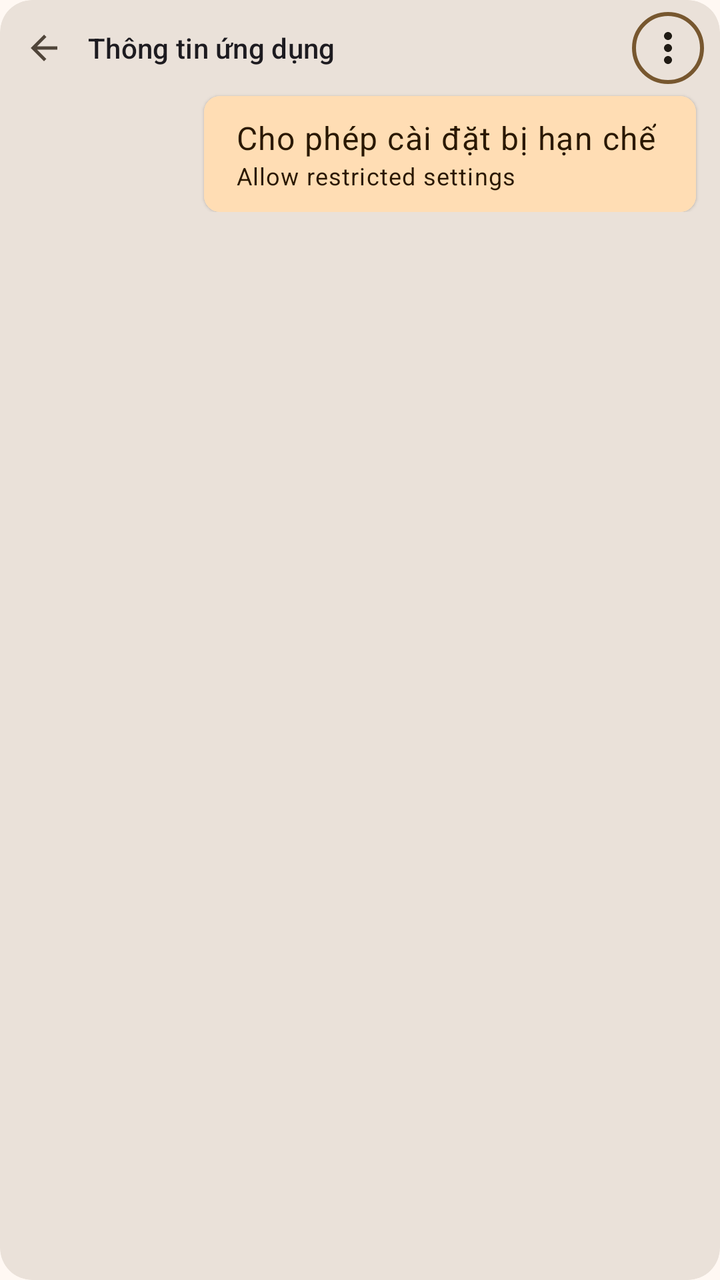
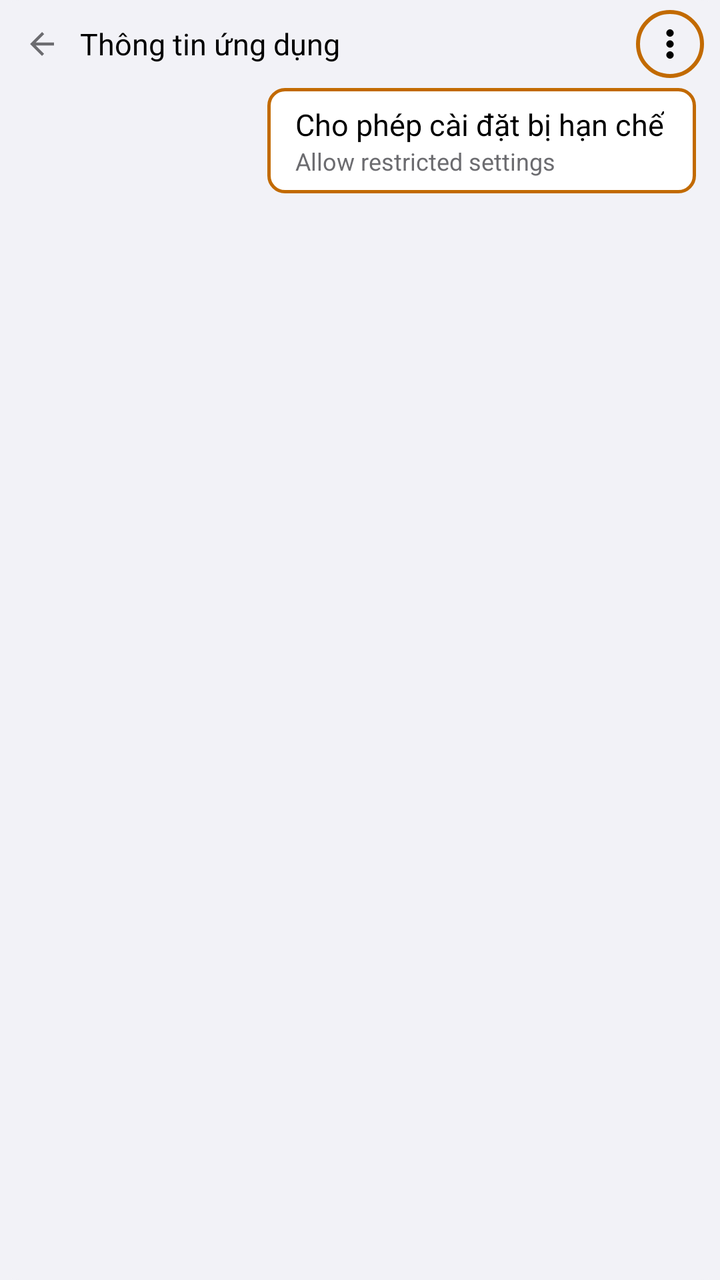

Screens rendered from an Android XML layout before and after an edit, with the pre-edit source and the edit as a unified diff.
<!-- AndroidManifest.xml: application theme Theme.PaperScreen -->
<!-- res/layout/view_restricted_illustration.xml -->
<?xml version="1.0" encoding="utf-8"?>
<com.google.android.material.card.MaterialCardView xmlns:android="http://schemas.android.com/apk/res/android"
    xmlns:app="http://schemas.android.com/apk/res-auto"
    style="@style/Widget.Material3.CardView.Filled"
    android:layout_width="match_parent"
    android:layout_height="wrap_content"
    android:contentDescription="@string/restricted_illustration"
    android:focusable="true"
    android:importantForAccessibility="yes"
    app:cardBackgroundColor="?attr/colorSurfaceContainerHighest"
    app:cardCornerRadius="16dp">

    <LinearLayout
        android:layout_width="match_parent"
        android:layout_height="wrap_content"
        android:importantForAccessibility="noHideDescendants"
        android:orientation="vertical"
        android:paddingBottom="12dp">

        <LinearLayout
            android:layout_width="match_parent"
            android:layout_height="48dp"
            android:gravity="center_vertical"
            android:orientation="horizontal"
            android:paddingStart="12dp"
            android:paddingEnd="8dp">

            <ImageView
                android:layout_width="20dp"
                android:layout_height="20dp"
                android:src="@drawable/ic_arrow_back"
                app:tint="?attr/colorOnSurfaceVariant" />

            <TextView
                android:layout_width="0dp"
                android:layout_height="wrap_content"
                android:layout_marginStart="12dp"
                android:layout_weight="1"
                android:text="@string/restricted_mock_title"
                android:textAppearance="?attr/textAppearanceTitleSmall" />

            
            <ImageView
                android:layout_width="36dp"
                android:layout_height="36dp"
                android:background="@drawable/illustration_highlight_ring"
                android:padding="6dp"
                android:src="@drawable/ic_more_vert"
                app:tint="?attr/colorOnSurface" />
        </LinearLayout>

        <com.google.android.material.card.MaterialCardView
            style="@style/Widget.Material3.CardView.Elevated"
            android:layout_width="wrap_content"
            android:layout_height="wrap_content"
            android:layout_gravity="end"
            android:layout_marginEnd="12dp"
            app:cardCornerRadius="8dp">

            <LinearLayout
                android:layout_width="wrap_content"
                android:layout_height="wrap_content"
                android:background="?attr/colorPrimaryContainer"
                android:orientation="vertical"
                android:paddingStart="16dp"
                android:paddingTop="10dp"
                android:paddingEnd="20dp"
                android:paddingBottom="10dp">

                <TextView
                    android:layout_width="wrap_content"
                    android:layout_height="wrap_content"
                    android:text="@string/restricted_mock_item"
                    android:textAppearance="?attr/textAppearanceBodyLarge"
                    android:textColor="?attr/colorOnPrimaryContainer" />

                <TextView
                    android:layout_width="wrap_content"
                    android:layout_height="wrap_content"
                    android:text="@string/restricted_mock_item_en"
                    android:textAppearance="?attr/textAppearanceBodySmall"
                    android:textColor="?attr/colorOnPrimaryContainer" />
            </LinearLayout>
        </com.google.android.material.card.MaterialCardView>
    </LinearLayout>
</com.google.android.material.card.MaterialCardView>
<!-- resources referenced by this layout -->
<resources>
  <!-- drawable illustration_highlight_ring (drawable) -->
  <?xml version="1.0" encoding="utf-8"?>
  <shape xmlns:android="http://schemas.android.com/apk/res/android"
      android:shape="oval">
      <stroke
          android:width="2dp"
          android:color="?attr/colorPrimary" />
  </shape>
  <string name="restricted_mock_item">Cho phép cài đặt bị hạn chế</string>
  <string name="restricted_mock_item_en">Allow restricted settings</string>
  <string name="restricted_mock_title">Thông tin ứng dụng</string>
  <style name="Theme.PaperScreen" parent="Theme.Material3.DayNight.NoActionBar">
          <item name="colorPrimary">@color/md_primary</item>
          <item name="colorOnPrimary">@color/md_on_primary</item>
          <item name="colorPrimaryContainer">@color/md_primary_container</item>
          <item name="colorOnPrimaryContainer">@color/md_on_primary_container</item>
          <item name="colorSecondary">@color/md_secondary</item>
          <item name="colorOnSecondary">@color/md_on_secondary</item>
          <item name="colorSecondaryContainer">@color/md_secondary_container</item>
          <item name="colorOnSecondaryContainer">@color/md_on_secondary_container</item>
          <item name="colorTertiary">@color/md_tertiary</item>
          <item name="colorOnTertiary">@color/md_on_tertiary</item>
          <item name="colorTertiaryContainer">@color/md_tertiary_container</item>
          <item name="colorOnTertiaryContainer">@color/md_on_tertiary_container</item>
          <item name="colorError">@color/md_error</item>
          <item name="colorOnError">@color/md_on_error</item>
          <item name="android:colorBackground">@color/md_surface</item>
          <item name="colorOnBackground">@color/md_on_surface</item>
          <item name="colorSurface">@color/md_surface</item>
          <item name="colorOnSurface">@color/md_on_surface</item>
          <item name="colorSurfaceVariant">@color/md_surface_variant</item>
          <item name="colorOnSurfaceVariant">@color/md_on_surface_variant</item>
          <item name="colorOutline">@color/md_outline</item>
          <item name="colorOutlineVariant">@color/md_outline_variant</item>
          <item name="colorSurfaceContainerLowest">@color/md_surface_container_lowest</item>
          <item name="colorSurfaceContainerLow">@color/md_surface_container_low</item>
          <item name="colorSurfaceContainer">@color/md_surface_container</item>
          <item name="colorSurfaceContainerHigh">@color/md_surface_container_high</item>
          <item name="colorSurfaceContainerHighest">@color/md_surface_container_highest</item>
      </style>
  <color name="md_primary">#FF77572F</color>
  <color name="md_on_primary">#FFFFFFFF</color>
  <color name="md_primary_container">#FFFFDDB4</color>
  <color name="md_on_primary_container">#FF2A1800</color>
  <color name="md_secondary">#FF6D5C48</color>
  <color name="md_on_secondary">#FFFFFFFF</color>
  <color name="md_secondary_container">#FFF7DFC5</color>
  <color name="md_on_secondary_container">#FF261A0C</color>
  <color name="md_tertiary">#FF52643F</color>
  <color name="md_on_tertiary">#FFFFFFFF</color>
  <color name="md_tertiary_container">#FFD4EABB</color>
  <color name="md_on_tertiary_container">#FF111F04</color>
  <color name="md_error">#FFBA1A1A</color>
  <color name="md_on_error">#FFFFFFFF</color>
  <color name="md_surface">#FFFFF8F3</color>
  <color name="md_on_surface">#FF201B15</color>
  <color name="md_surface_variant">#FFF0E0D0</color>
  <color name="md_on_surface_variant">#FF50453A</color>
  <color name="md_outline">#FF827568</color>
  <color name="md_outline_variant">#FFD4C4B4</color>
  <color name="md_surface_container_lowest">#FFFFFFFF</color>
  <color name="md_surface_container_low">#FFFBF2EA</color>
  <color name="md_surface_container">#FFF5ECE4</color>
  <color name="md_surface_container_high">#FFEFE6DE</color>
  <color name="md_surface_container_highest">#FFEAE1D9</color>
  <!-- unchanged entries left out for length: 3 -->
</resources>

<!-- the commit's change to res/layout/view_restricted_illustration.xml (unified diff, before → after) -->
@@ -1,86 +1,73 @@
 <?xml version="1.0" encoding="utf-8"?>
-<com.google.android.material.card.MaterialCardView xmlns:android="http://schemas.android.com/apk/res/android"
+<LinearLayout xmlns:android="http://schemas.android.com/apk/res/android"
     xmlns:app="http://schemas.android.com/apk/res-auto"
-    style="@style/Widget.Material3.CardView.Filled"
     android:layout_width="match_parent"
     android:layout_height="wrap_content"
+    android:background="@drawable/bg_illustration"
     android:contentDescription="@string/restricted_illustration"
     android:focusable="true"
     android:importantForAccessibility="yes"
-    app:cardBackgroundColor="?attr/colorSurfaceContainerHighest"
-    app:cardCornerRadius="16dp">
+    android:orientation="vertical"
+    android:paddingBottom="12dp">
 
     <LinearLayout
         android:layout_width="match_parent"
+        android:layout_height="44dp"
+        android:gravity="center_vertical"
+        android:importantForAccessibility="noHideDescendants"
+        android:orientation="horizontal"
+        android:paddingStart="12dp"
+        android:paddingEnd="8dp">
+
+        <ImageView
+            android:layout_width="18dp"
+            android:layout_height="18dp"
+            android:src="@drawable/ic_arrow_back"
+            app:tint="@color/ios_secondary_label" />
+
+        <TextView
+            android:layout_width="0dp"
+            android:layout_height="wrap_content"
+            android:layout_marginStart="10dp"
+            android:layout_weight="1"
+            android:text="@string/restricted_mock_title"
+            android:textColor="@color/ios_label"
+            android:textSize="15sp" />
+
+        <ImageView
+            android:layout_width="34dp"
+            android:layout_height="34dp"
+            android:background="@drawable/illustration_highlight_ring"
+            android:padding="6dp"
+            android:src="@drawable/ic_more_vert"
+            app:tint="@color/ios_label" />
+    </LinearLayout>
+
+    <LinearLayout
+        android:layout_width="wrap_content"
         android:layout_height="wrap_content"
+        android:layout_gravity="end"
+        android:layout_marginEnd="12dp"
+        android:background="@drawable/bg_illustration_menu"
         android:importantForAccessibility="noHideDescendants"
         android:orientation="vertical"
-        android:paddingBottom="12dp">
+        android:paddingStart="14dp"
+        android:paddingTop="8dp"
+        android:paddingEnd="16dp"
+        android:paddingBottom="8dp">
 
-        <LinearLayout
-            android:layout_width="match_parent"
-            android:layout_height="48dp"
-            android:gravity="center_vertical"
-            android:orientation="horizontal"
-            android:paddingStart="12dp"
-            android:paddingEnd="8dp">
-
-            <ImageView
-                android:layout_width="20dp"
-                android:layout_height="20dp"
-                android:src="@drawable/ic_arrow_back"
-                app:tint="?attr/colorOnSurfaceVariant" />
-
-            <TextView
-                android:layout_width="0dp"
-                android:layout_height="wrap_content"
-                android:layout_marginStart="12dp"
-                android:layout_weight="1"
-                android:text="@string/restricted_mock_title"
-                android:textAppearance="?attr/textAppearanceTitleSmall" />
-
-            
-            <ImageView
-                android:layout_width="36dp"
-                android:layout_height="36dp"
-                android:background="@drawable/illustration_highlight_ring"
-                android:padding="6dp"
-                android:src="@drawable/ic_more_vert"
-                app:tint="?attr/colorOnSurface" />
-        </LinearLayout>
-
-        <com.google.android.material.card.MaterialCardView
-            style="@style/Widget.Material3.CardView.Elevated"
+        <TextView
             android:layout_width="wrap_content"
             android:layout_height="wrap_content"
-            android:layout_gravity="end"
-            android:layout_marginEnd="12dp"
-            app:cardCornerRadius="8dp">
+            android:text="@string/restricted_mock_item"
+            android:textColor="@color/ios_label"
+            android:textSize="15sp" />
 
-            <LinearLayout
-                android:layout_width="wrap_content"
-                android:layout_height="wrap_content"
-                android:background="?attr/colorPrimaryContainer"
-                android:orientation="vertical"
-                android:paddingStart="16dp"
-                android:paddingTop="10dp"
-                android:paddingEnd="20dp"
-                android:paddingBottom="10dp">
-
-                <TextView
-                    android:layout_width="wrap_content"
-                    android:layout_height="wrap_content"
-                    android:text="@string/restricted_mock_item"
-                    android:textAppearance="?attr/textAppearanceBodyLarge"
-                    android:textColor="?attr/colorOnPrimaryContainer" />
-
-                <TextView
-                    android:layout_width="wrap_content"
-                    android:layout_height="wrap_content"
-                    android:text="@string/restricted_mock_item_en"
-                    android:textAppearance="?attr/textAppearanceBodySmall"
-                    android:textColor="?attr/colorOnPrimaryContainer" />
-            </LinearLayout>
-        </com.google.android.material.card.MaterialCardView>
+        <TextView
+            android:layout_width="wrap_content"
+            android:layout_height="wrap_content"
+            android:text="@string/restricted_mock_item_en"
+            android:textColor="@color/ios_secondary_label"
+            android:textSize="12sp" />
     </LinearLayout>
-</com.google.android.material.card.MaterialCardView>
+</LinearLayout>
<!-- resource entries referenced after the edit -->
@@ -1,70 +1,55 @@
 <!-- resources referenced by this layout -->
 <resources>
+  <color name="ios_label">#FF000000</color>
+  <color name="ios_secondary_label">#FF6C6C70</color>
+  <!-- drawable bg_illustration (drawable) -->
+  <?xml version="1.0" encoding="utf-8"?>
+  <shape xmlns:android="http://schemas.android.com/apk/res/android"
+      android:shape="rectangle">
+      <solid android:color="@color/ios_background" />
+      <corners android:radius="10dp" />
+  </shape>
+  <!-- drawable bg_illustration_menu (drawable) -->
+  <?xml version="1.0" encoding="utf-8"?>
+  <shape xmlns:android="http://schemas.android.com/apk/res/android"
+      android:shape="rectangle">
+      <solid android:color="@color/ios_cell" />
+      <stroke
+          android:width="1.5dp"
+          android:color="@color/ios_accent" />
+      <corners android:radius="8dp" />
+  </shape>
   <!-- drawable illustration_highlight_ring (drawable) -->
   <?xml version="1.0" encoding="utf-8"?>
   <shape xmlns:android="http://schemas.android.com/apk/res/android"
       android:shape="oval">
       <stroke
           android:width="2dp"
-          android:color="?attr/colorPrimary" />
+          android:color="@color/ios_accent" />
   </shape>
   <string name="restricted_mock_item">Cho phép cài đặt bị hạn chế</string>
   <string name="restricted_mock_item_en">Allow restricted settings</string>
   <string name="restricted_mock_title">Thông tin ứng dụng</string>
   <style name="Theme.PaperScreen" parent="Theme.Material3.DayNight.NoActionBar">
-          <item name="colorPrimary">@color/md_primary</item>
-          <item name="colorOnPrimary">@color/md_on_primary</item>
-          <item name="colorPrimaryContainer">@color/md_primary_container</item>
-          <item name="colorOnPrimaryContainer">@color/md_on_primary_container</item>
-          <item name="colorSecondary">@color/md_secondary</item>
-          <item name="colorOnSecondary">@color/md_on_secondary</item>
-          <item name="colorSecondaryContainer">@color/md_secondary_container</item>
-          <item name="colorOnSecondaryContainer">@color/md_on_secondary_container</item>
-          <item name="colorTertiary">@color/md_tertiary</item>
-          <item name="colorOnTertiary">@color/md_on_tertiary</item>
-          <item name="colorTertiaryContainer">@color/md_tertiary_container</item>
-          <item name="colorOnTertiaryContainer">@color/md_on_tertiary_container</item>
-          <item name="colorError">@color/md_error</item>
-          <item name="colorOnError">@color/md_on_error</item>
-          <item name="android:colorBackground">@color/md_surface</item>
-          <item name="colorOnBackground">@color/md_on_surface</item>
-          <item name="colorSurface">@color/md_surface</item>
-          <item name="colorOnSurface">@color/md_on_surface</item>
-          <item name="colorSurfaceVariant">@color/md_surface_variant</item>
-          <item name="colorOnSurfaceVariant">@color/md_on_surface_variant</item>
-          <item name="colorOutline">@color/md_outline</item>
-          <item name="colorOutlineVariant">@color/md_outline_variant</item>
-          <item name="colorSurfaceContainerLowest">@color/md_surface_container_lowest</item>
-          <item name="colorSurfaceContainerLow">@color/md_surface_container_low</item>
-          <item name="colorSurfaceContainer">@color/md_surface_container</item>
-          <item name="colorSurfaceContainerHigh">@color/md_surface_container_high</item>
-          <item name="colorSurfaceContainerHighest">@color/md_surface_container_highest</item>
+          <item name="colorPrimary">@color/ios_accent</item>
+          <item name="colorOnPrimary">@color/ios_cell</item>
+          <item name="colorSecondary">@color/ios_accent</item>
+          <item name="android:colorBackground">@color/ios_background</item>
+          <item name="colorSurface">@color/ios_cell</item>
+          <item name="colorOnSurface">@color/ios_label</item>
+          <item name="colorOnSurfaceVariant">@color/ios_secondary_label</item>
+          <item name="colorOutline">@color/ios_separator</item>
+          <item name="colorControlHighlight">@color/ios_pressed</item>
+          <item name="android:textColorPrimary">@color/ios_label</item>
+          <item name="android:textColorSecondary">@color/ios_secondary_label</item>
+          <item name="android:windowBackground">@color/ios_background</item>
+          <item name="android:windowLightStatusBar">@bool/light_system_bars</item>
       </style>
-  <color name="md_primary">#FF77572F</color>
-  <color name="md_on_primary">#FFFFFFFF</color>
-  <color name="md_primary_container">#FFFFDDB4</color>
-  <color name="md_on_primary_container">#FF2A1800</color>
-  <color name="md_secondary">#FF6D5C48</color>
-  <color name="md_on_secondary">#FFFFFFFF</color>
-  <color name="md_secondary_container">#FFF7DFC5</color>
-  <color name="md_on_secondary_container">#FF261A0C</color>
-  <color name="md_tertiary">#FF52643F</color>
-  <color name="md_on_tertiary">#FFFFFFFF</color>
-  <color name="md_tertiary_container">#FFD4EABB</color>
-  <color name="md_on_tertiary_container">#FF111F04</color>
-  <color name="md_error">#FFBA1A1A</color>
-  <color name="md_on_error">#FFFFFFFF</color>
-  <color name="md_surface">#FFFFF8F3</color>
-  <color name="md_on_surface">#FF201B15</color>
-  <color name="md_surface_variant">#FFF0E0D0</color>
-  <color name="md_on_surface_variant">#FF50453A</color>
-  <color name="md_outline">#FF827568</color>
-  <color name="md_outline_variant">#FFD4C4B4</color>
-  <color name="md_surface_container_lowest">#FFFFFFFF</color>
-  <color name="md_surface_container_low">#FFFBF2EA</color>
-  <color name="md_surface_container">#FFF5ECE4</color>
-  <color name="md_surface_container_high">#FFEFE6DE</color>
-  <color name="md_surface_container_highest">#FFEAE1D9</color>
+  <color name="ios_background">#FFF2F2F7</color>
+  <color name="ios_cell">#FFFFFFFF</color>
+  <color name="ios_accent">#FFC26A00</color>
+  <color name="ios_separator">#FFC6C6C8</color>
+  <color name="ios_pressed">#1F000000</color>
   <!-- unchanged entries left out for length: 3 -->
 </resources>
 
